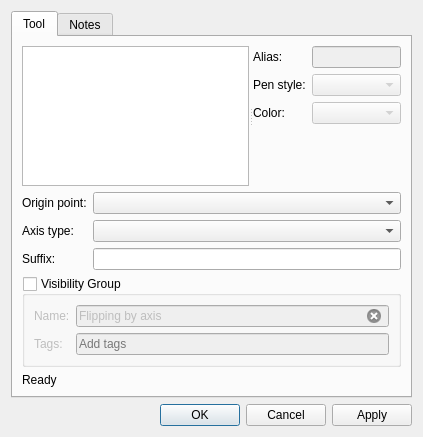
The window that src/libs/vtools/dialogs/tools/dialogflippingbyaxis.ui (dismine/valentina) describes before a commit, drawn with Qt 5.
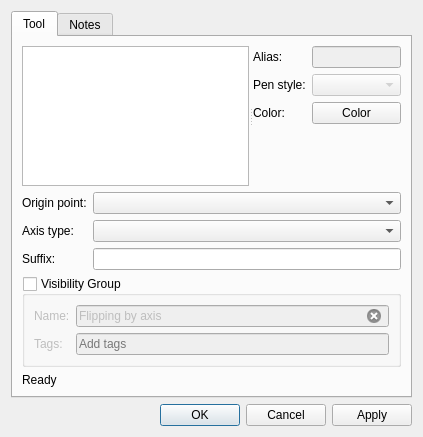
The same window after the commit. Icons and pictures are not drawn. Custom widgets are drawn as their Qt base class.

Commit message: Tool color picker.

The edit to the form file:
```diff
--- a/src/libs/vtools/dialogs/tools/dialogflippingbyaxis.ui
+++ b/src/libs/vtools/dialogs/tools/dialogflippingbyaxis.ui
@@ -93,15 +93,9 @@
             </widget>
            </item>
            <item row="2" column="1">
-            <widget class="QComboBox" name="comboBoxColor">
-             <property name="enabled">
-              <bool>false</bool>
-             </property>
-             <property name="sizePolicy">
-              <sizepolicy hsizetype="Preferred" vsizetype="Preferred">
-               <horstretch>0</horstretch>
-               <verstretch>0</verstretch>
-              </sizepolicy>
+            <widget class="VPE::QtColorPicker" name="pushButtonColor">
+             <property name="text">
+              <string>Color</string>
              </property>
             </widget>
            </item>
@@ -249,6 +243,11 @@
   </layout>
  </widget>
  <customwidgets>
+  <customwidget>
+   <class>VPE::QtColorPicker</class>
+   <extends>QPushButton</extends>
+   <header>../vpropertyexplorer/qtcolorpicker.h</header>
+  </customwidget>
   <customwidget>
    <class>VCompleterLineEdit</class>
    <extends>QLineEdit</extends>
```
Left out of the diff: 3 changed lines with no effect on the pictures. The commit also changes 62 other files.
